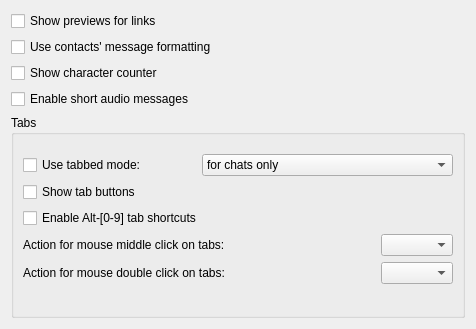
First picture: the form in src/options/opt_messages_common.ui, repository psi-im/psi, before the edit.
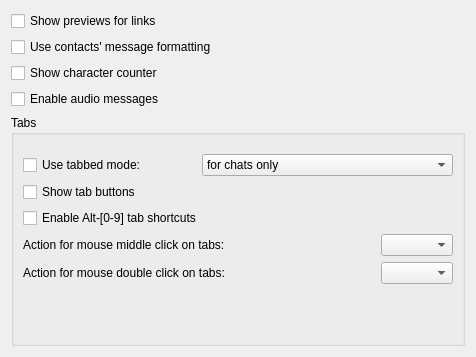
Second picture: the form after the edit.

Commit message: Option options.media.short-audio-message renamed to options.media.audio-message

```diff
--- a/src/options/opt_messages_common.ui
+++ b/src/options/opt_messages_common.ui
@@ -7,7 +7,7 @@
     <x>0</x>
     <y>0</y>
     <width>476</width>
-    <height>329</height>
+    <height>357</height>
    </rect>
   </property>
   <property name="windowTitle">
@@ -54,7 +54,7 @@
       <string>Record and share short audio message</string>
      </property>
      <property name="text">
-      <string>Enable short audio messages</string>
+      <string>Enable audio messages</string>
      </property>
     </widget>
    </item>
```
Left out of the diff: 2 changed lines with no effect on the pictures. The commit also changes 4 other files.
